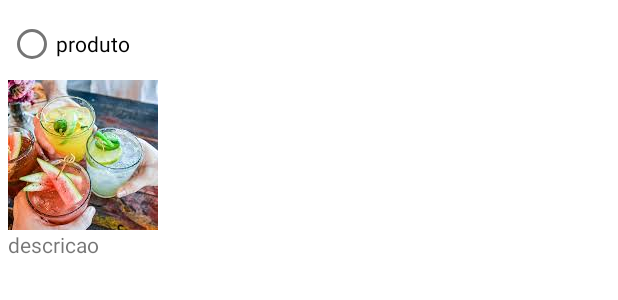
After one commit to 2024-1-NCC3/Projeto1, an Android app: the layout layout_produto.xml on its own in the app's theme, with its tools: preview values and no code run, on a phone screen of 412 x 824 dp. The commit adds this screen. Shown: the top 300 px of the screen. Run offline under Robolectric (Android 15) with nearby library versions, the phone set to English and light mode, and no system bars; Roboto replaces fonts that are not available here.

Commit message:
recycleView Produto
foi criado um recycleView para adicionar produtos

```diff
--- a/app/src/main/AndroidManifest.xml
+++ b/app/src/main/AndroidManifest.xml
@@ -13,6 +13,9 @@
         android:supportsRtl="true"
         android:theme="@style/Theme.Comedoria"
         tools:targetApi="31">
+        <activity
+            android:name=".Produtos"
+            android:exported="false" />
         <activity
             android:name=".MainActivity"
             android:exported="false" />
--- a/app/src/main/java/com/example/comedoria/Adapter.java
+++ b/app/src/main/java/com/example/comedoria/Adapter.java
@@ -19,6 +19,9 @@ public class Adapter extends RecyclerView.Adapter<Adapter.MyViewHolder> {
     public Adapter(List<Categoria> lista){
         this.listaCategorias = lista;
     }
+
+
+
     @NonNull
     @Override
     public MyViewHolder onCreateViewHolder(@NonNull ViewGroup parent, int viewType) {
--- a/app/src/main/java/com/example/comedoria/LoadingActivity.java
+++ b/app/src/main/java/com/example/comedoria/LoadingActivity.java
@@ -15,7 +15,7 @@ public class LoadingActivity extends AppCompatActivity {
         new Handler(Looper.getMainLooper()).postDelayed(new Runnable() {
             @Override
             public void run() {
-                Intent intent = new Intent(LoadingActivity.this, Teste.class);
+                Intent intent = new Intent(LoadingActivity.this, Produtos.class);
                 startActivity(intent);
                 finish();
             }
--- /dev/null
+++ b/app/src/main/res/layout/layout_produto.xml
@@ -0,0 +1,37 @@
+<?xml version="1.0" encoding="utf-8"?>
+<androidx.constraintlayout.widget.ConstraintLayout xmlns:android="http://schemas.android.com/apk/res/android"
+    xmlns:app="http://schemas.android.com/apk/res-auto"
+    xmlns:tools="http://schemas.android.com/tools"
+    android:layout_width="wrap_content"
+    android:layout_height="wrap_content">
+
+    <LinearLayout
+        android:id="@+id/layoutProduto"
+        android:layout_width="wrap_content"
+        android:layout_height="wrap_content"
+        android:orientation="vertical"
+        android:padding="5dp"
+        app:layout_constraintBottom_toBottomOf="parent"
+        app:layout_constraintEnd_toEndOf="parent"
+        app:layout_constraintStart_toStartOf="parent"
+        app:layout_constraintTop_toTopOf="parent">
+
+        <RadioButton
+            android:id="@+id/rbProduto"
+            android:layout_width="match_parent"
+            android:layout_height="wrap_content"
+            android:text="produto" />
+
+        <ImageButton
+            android:id="@+id/imageProduto"
+            android:layout_width="100dp"
+            android:layout_height="100dp"
+            app:srcCompat="@drawable/bebidassazonais" />
+
+        <TextView
+            android:id="@+id/descricaoProduto"
+            android:layout_width="match_parent"
+            android:layout_height="wrap_content"
+            android:text="descricao" />
+    </LinearLayout>
+</androidx.constraintlayout.widget.ConstraintLayout>
```
Also changed, not shown: app/src/main/java/com/example/comedoria/AdapterProduto.java (added, +62 -0 lines), app/src/main/java/com/example/comedoria/Produto.java (added, +55 -0 lines), app/src/main/java/com/example/comedoria/Produtos.java (added, +58 -0 lines), app/src/main/res/layout/activity_produtos.xml (added, +18 -0 lines), app/src/main/res/drawable/imgstrogonofffrango.jpg (added).
